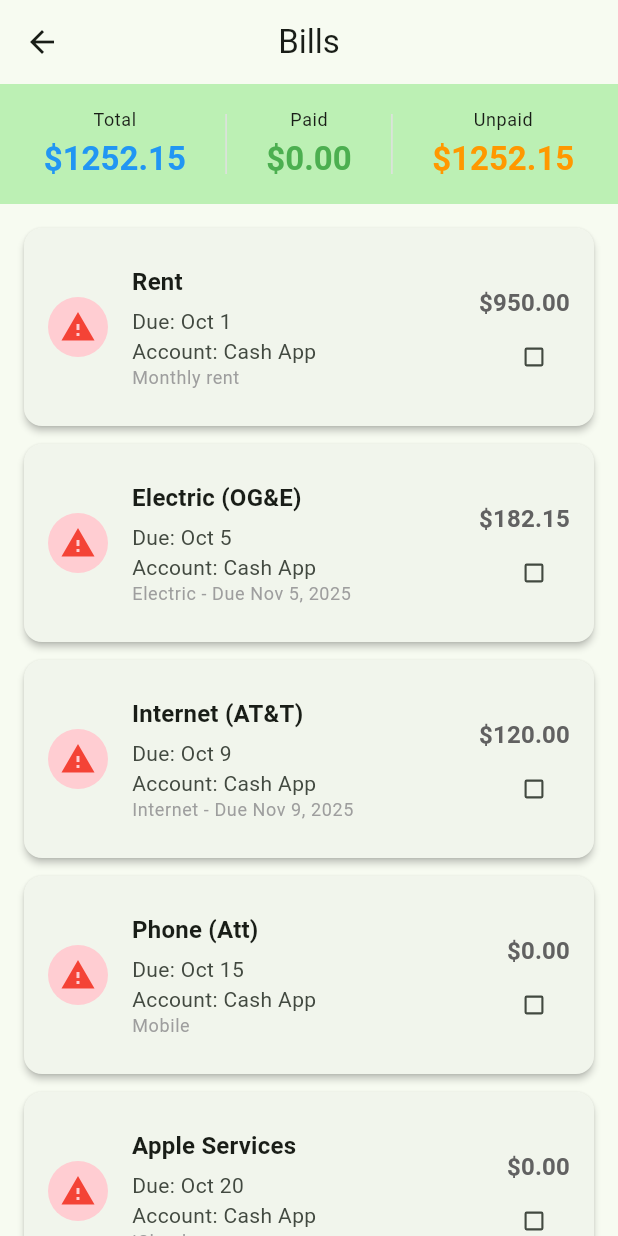
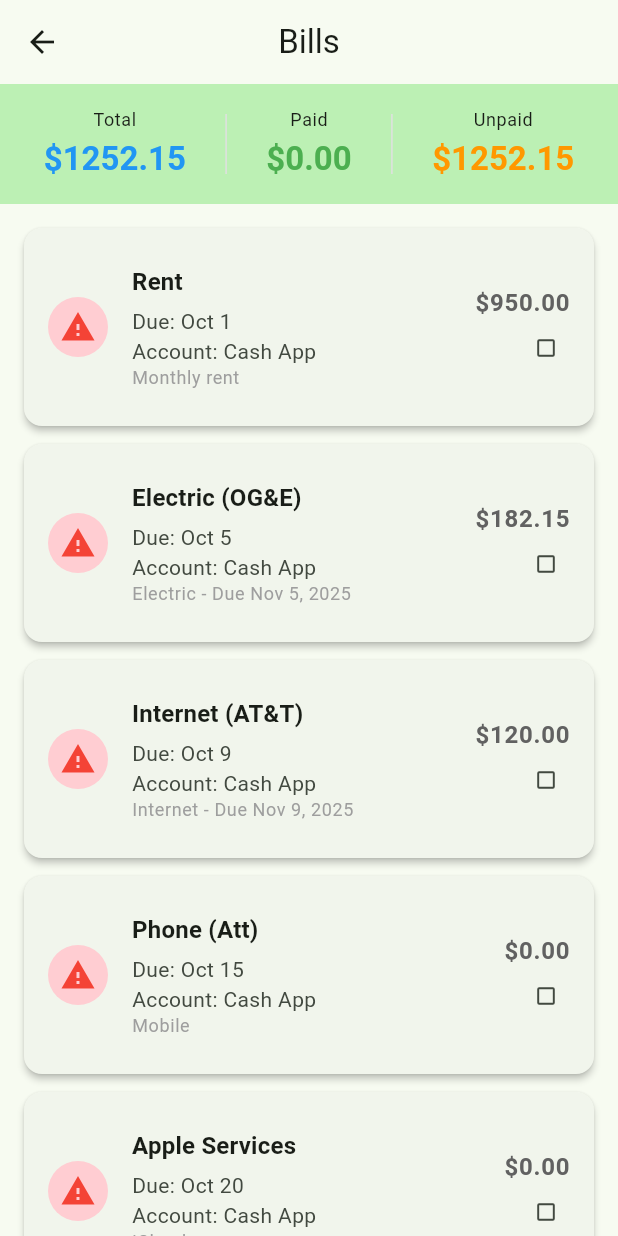
Before and after one commit to dylanmoses235-lang/budget-manager-app, a Flutter app: the BillsScreen screen opened directly, on a phone screen of 412 x 824 dp. Run offline on Flutter 3.47's test engine with Material 3 defaults, Android fonts, the phone set to English and light mode, and no system bars; our stand-ins replace file_picker, hive, hive_flutter, share_plus; accounts and stored records are empty.

Commit message:
fix: improve RenderFlex overflow fix with better spacing control
Previous fix didn't fully resolve the overflow. New approach:
- Keep mainAxisSize: MainAxisSize.min for compact layout
- Reduce text size from titleMedium to bodyLarge
- Add explicit 2px spacing between text and checkbox
- Further reduce checkbox scale to 0.65
- Add materialTapTargetSize: shrinkWrap to reduce checkbox padding
- Add visualDensity: compact to minimize overall size

This should fully resolve the 16px overflow by reducing total height below 56px constraint.

```diff
--- a/lib/screens/bills_screen.dart
+++ b/lib/screens/bills_screen.dart
@@ -169,21 +169,25 @@ class _BillsScreenState extends State<BillsScreen> {
                             child: Column(
                               mainAxisAlignment: MainAxisAlignment.center,
                               crossAxisAlignment: CrossAxisAlignment.end,
+                              mainAxisSize: MainAxisSize.min,
                               children: [
                                 Text(
                                   '\$${bill.getAmountForMonth(viewingMonth).toStringAsFixed(2)}',
-                                  style: theme.textTheme.titleMedium?.copyWith(
+                                  style: theme.textTheme.bodyLarge?.copyWith(
                                     fontWeight: FontWeight.bold,
                                     color: bill.isPaidForMonth(viewingMonth) ? Colors.green : Colors.grey[700],
                                   ),
                                 ),
+                                const SizedBox(height: 2),
                                 Transform.scale(
-                                  scale: 0.7,
+                                  scale: 0.65,
                                   child: Checkbox(
                                     value: bill.isPaidForMonth(viewingMonth),
                                     onChanged: (value) {
                                       _toggleBillPayment(bill, value ?? false);
                                     },
+                                    materialTapTargetSize: MaterialTapTargetSize.shrinkWrap,
+                                    visualDensity: VisualDensity.compact,
                                   ),
                                 ),
                               ],
```
